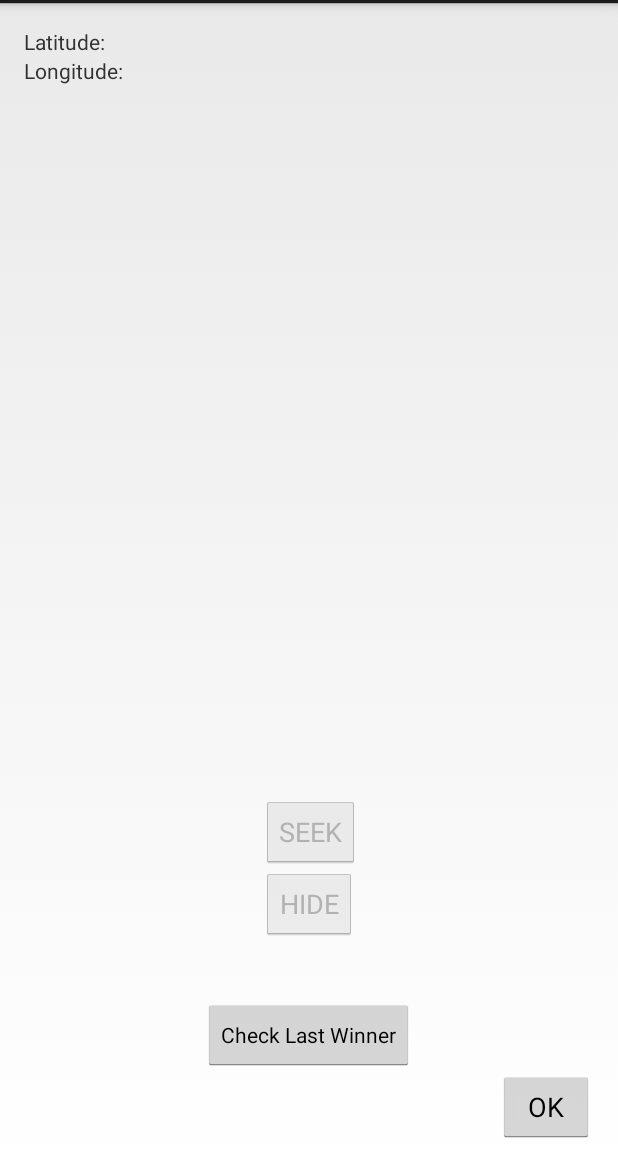
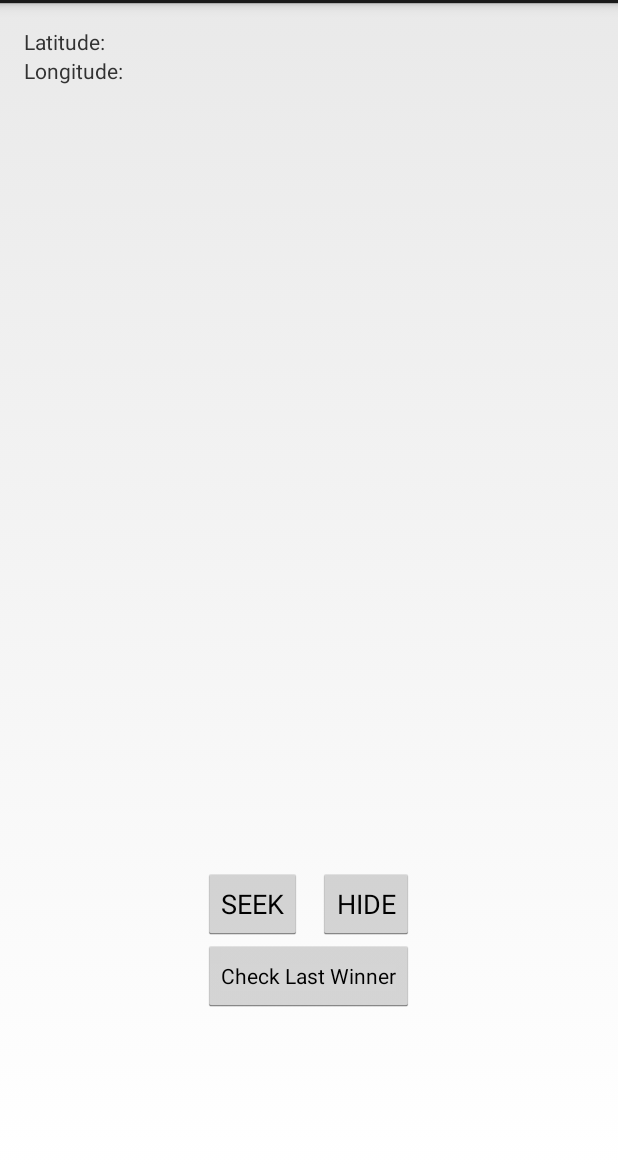
Before and after one commit to Sleonard6179/GroupFinal2, an Android app: the screen it shows after launch (MainActivity), on a phone screen of 412 x 824 dp, the part 69-1236 px from its top. Run offline under Robolectric (Android 15) with nearby library versions, the phone set to English and light mode, and no system bars; libraries missing offline, so code that uses them is left out: com.mongodb.

```diff
--- a/app/src/main/AndroidManifest.xml
+++ b/app/src/main/AndroidManifest.xml
@@ -8,7 +8,7 @@
 
     <application
         android:allowBackup="true"
-        android:icon="@mipmap/ic_launcher"
+        android:icon="@mipmap/uwlogo"
         android:label="@string/app_name"
         android:theme="@style/AppTheme" >
         <activity
--- a/app/src/main/res/layout/activity_main.xml
+++ b/app/src/main/res/layout/activity_main.xml
@@ -60,9 +60,8 @@
         android:text="HIDE"
         android:id="@+id/hideButton"
         android:onClick="Hide"
-        android:layout_marginBottom="39dp"
         android:layout_above="@+id/lastWinButton"
-        android:layout_centerHorizontal="true" />
+        android:layout_alignEnd="@+id/lastWinButton" />
 
     <Button
         android:layout_width="wrap_content"
@@ -70,43 +69,43 @@
         android:text="SEEK"
         android:id="@+id/seekButton"
         android:onClick="Seek"
-        android:layout_above="@+id/hideButton"
-        android:layout_alignStart="@+id/hideButton" />
+        android:layout_above="@+id/lastWinButton"
+        android:layout_alignStart="@+id/lastWinButton" />
 
     <TextView
         android:layout_width="wrap_content"
         android:layout_height="wrap_content"
-        android:text=""
         android:id="@+id/textView2"
-        android:layout_below="@+id/myText"
-        android:layout_alignParentStart="true"
-        android:layout_marginTop="64dp" />
+        android:textSize="14dp"
+
+        android:layout_marginStart="8dp"
+        android:layout_marginTop="47dp" />
 
     <TextView
         android:layout_width="wrap_content"
         android:layout_height="wrap_content"
-        android:text=""
         android:id="@+id/textView3"
-        android:layout_below="@+id/textView2"
+        android:layout_below="@+id/myText"
         android:layout_alignParentStart="true"
-        android:layout_marginTop="32dp" />
+        android:layout_marginTop="10dp" />
 
     <TextView
         android:layout_width="wrap_content"
         android:layout_height="wrap_content"
-        android:text=""
         android:id="@+id/textView4"
-        android:layout_alignBottom="@+id/textView"
-        android:layout_alignParentStart="true" />
+        android:layout_below="@+id/textView3"
+        android:layout_alignParentStart="true"
+        android:layout_marginTop="9dp" />
 
-    <Button
+    <!--<Button
         android:layout_width="wrap_content"
         android:layout_height="wrap_content"
         android:text="@string/OKbutton"
         android:onClick="OKbutton"
         android:id="@+id/OKbutton"
-        android:layout_alignBottom="@+id/textView"
-        android:layout_alignParentEnd="true" />
+        android:layout_above="@+id/textView"
+        android:layout_centerHorizontal="true"
+        android:layout_marginBottom="113dp" />-->
 
     <Button
         style="?android:attr/buttonStyleSmall"
@@ -115,7 +114,8 @@
         android:text="Check Last Winner"
         android:id="@+id/lastWinButton"
         android:onClick="lastWinner"
-        android:layout_above="@+id/OKbutton"
-        android:layout_centerHorizontal="true" />
+        android:layout_above="@+id/textView"
+        android:layout_centerHorizontal="true"
+        android:layout_marginBottom="68dp" />
 
 </RelativeLayout>
--- a/app/src/main/res/values/strings.xml
+++ b/app/src/main/res/values/strings.xml
@@ -6,5 +6,5 @@
     <string name="longitude_label">Longitude: </string>
     <string name="latitude_label">Latitude: </string>
     <string name="HIDE">HIDE</string>
-    <string name="OKbutton">OK</string>
+    <string name="OKbutton">Start Game</string>
 </resources>
```
Also changed, not shown: app/src/main/java/ourgroupisawesome/groupfinal/MainActivity.java (+56 -81 lines), app/src/main/res/mipmap-hdpi/uwlogo.png (added), app/src/main/res/mipmap-mdpi/uwlogo.png (added), app/src/main/res/mipmap-xhdpi/uwlogo.png (added), app/src/main/res/mipmap-xxhdpi/uwlogo.png (added), app/src/main/res/mipmap-xxxhdpi/uwlogo.png (added), app/src/main/uwlogo-web.png (added).
